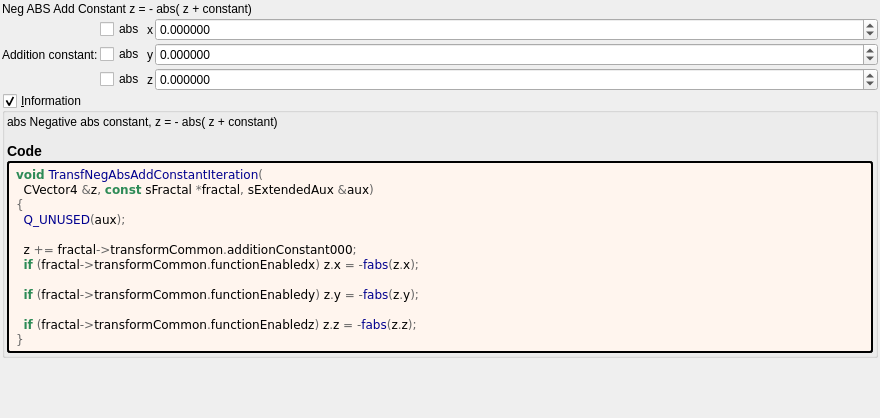
Qt form mandelbulber2/formula/ui/transf_neg_abs_add_constant.ui (irinox-ctrl/mandelbulber2) before a commit.
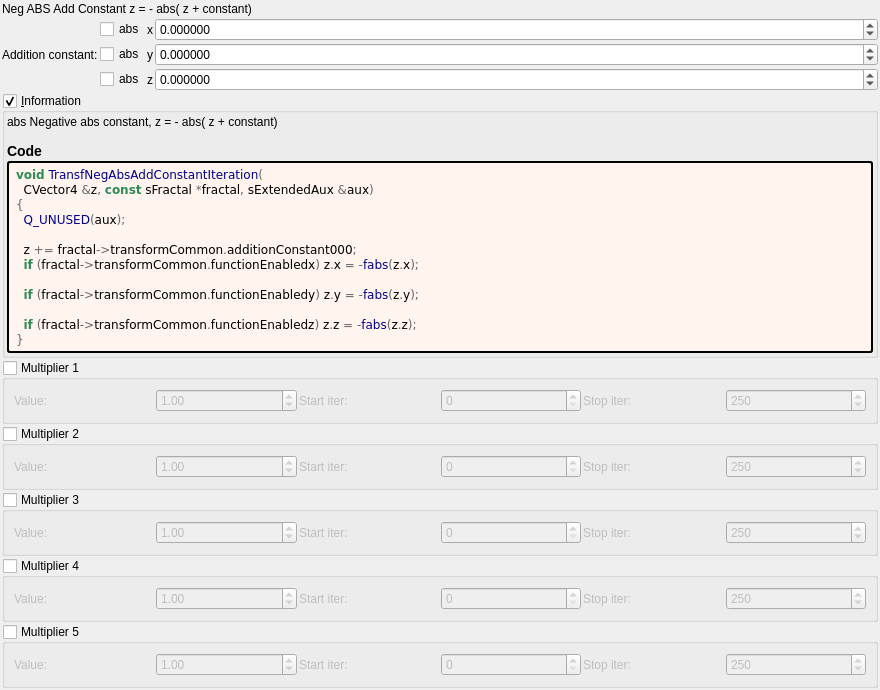
The same form after that commit. Custom widgets are drawn as their Qt base class.

Commit message:
feat: add 5 general-purpose multipliers to all 1007 fractal formulas
Each multiplier has:
- Checkbox (OFF by default)
- Value spinbox (default 1.0, range -100 to 100)
- Iteration start/stop range

Logic: z *= value; DE *= |value|;

Uses existing transformCommon parameters:
- Checkboxes: functionEnabledBx/By/Bz/Bw/CzFalse
- Values: scale4/5/6/8/16
- Ranges: startIterationsB-F/stopIterationsB-F

Modified 1007 .cpp (CPU), 1006 .cl (GPU), 1023 .ui files.
Both source (formula/) and deploy (deploy/share/) copies updated.

What changed in the file:
```diff
--- a/mandelbulber2/formula/ui/transf_neg_abs_add_constant.ui
+++ b/mandelbulber2/formula/ui/transf_neg_abs_add_constant.ui
@@ -248,6 +248,192 @@
      </layout>
     </widget>
    </item>
+   <item>
+    <widget class="MyGroupBox" name="groupCheck_transf_function_enabledBx_false">
+     <property name="title"><string>Multiplier 1</string></property>
+     <property name="checkable"><bool>true</bool></property>
+     <property name="checked"><bool>false</bool></property>
+     <layout class="QGridLayout" name="gridLayout_mult1">
+      <property name="spacing"><number>2</number></property>
+      <item row="0" column="0">
+       <widget class="QLabel"><property name="text"><string>Value:</string></property></widget>
+      </item>
+      <item row="0" column="1">
+       <widget class="MyDoubleSpinBox" name="spinbox_transf_scale_4">
+        <property name="minimum"><double>-100.0</double></property><property name="maximum"><double>100.0</double></property>
+        <property name="singleStep"><double>0.01</double></property><property name="value"><double>1.0</double></property>
+       </widget>
+      </item>
+      <item row="0" column="2">
+       <widget class="QLabel"><property name="text"><string>Start iter:</string></property></widget>
+      </item>
+      <item row="0" column="3">
+       <widget class="MySpinBox" name="spinboxInt_transf_start_iterations_B">
+        <property name="minimum"><number>0</number></property><property name="maximum"><number>10000</number></property>
+        <property name="value"><number>0</number></property>
+       </widget>
+      </item>
+      <item row="0" column="4">
+       <widget class="QLabel"><property name="text"><string>Stop iter:</string></property></widget>
+      </item>
+      <item row="0" column="5">
+       <widget class="MySpinBox" name="spinboxInt_transf_stop_iterations_B">
+        <property name="minimum"><number>0</number></property><property name="maximum"><number>10000</number></property>
+        <property name="value"><number>250</number></property>
+       </widget>
+      </item>
+     </layout>
+    </widget>
+   </item>
+   <item>
+    <widget class="MyGroupBox" name="groupCheck_transf_function_enabledBy_false">
+     <property name="title"><string>Multiplier 2</string></property>
+     <property name="checkable"><bool>true</bool></property>
+     <property name="checked"><bool>false</bool></property>
+     <layout class="QGridLayout" name="gridLayout_mult2">
+      <property name="spacing"><number>2</number></property>
+      <item row="0" column="0">
+       <widget class="QLabel"><property name="text"><string>Value:</string></property></widget>
+      </item>
+      <item row="0" column="1">
+       <widget class="MyDoubleSpinBox" name="spinbox_transf_scale_5">
+        <property name="minimum"><double>-100.0</double></property><property name="maximum"><double>100.0</double></property>
+        <property name="singleStep"><double>0.01</double></property><property name="value"><double>1.0</double></property>
+       </widget>
+      </item>
+      <item row="0" column="2">
+       <widget class="QLabel"><property name="text"><string>Start iter:</string></property></widget>
+      </item>
+      <item row="0" column="3">
+       <widget class="MySpinBox" name="spinboxInt_transf_start_iterations_C">
+        <property name="minimum"><number>0</number></property><property name="maximum"><number>10000</number></property>
+        <property name="value"><number>0</number></property>
+       </widget>
+      </item>
+      <item row="0" column="4">
+       <widget class="QLabel"><property name="text"><string>Stop iter:</string></property></widget>
+      </item>
+      <item row="0" column="5">
+       <widget class="MySpinBox" name="spinboxInt_transf_stop_iterations_C">
+        <property name="minimum"><number>0</number></property><property name="maximum"><number>10000</number></property>
+        <property name="value"><number>250</number></property>
+       </widget>
+      </item>
+     </layout>
+    </widget>
+   </item>
+   <item>
+    <widget class="MyGroupBox" name="groupCheck_transf_function_enabledBz_false">
+     <property name="title"><string>Multiplier 3</string></property>
+     <property name="checkable"><bool>true</bool></property>
+     <property name="checked"><bool>false</bool></property>
+     <layout class="QGridLayout" name="gridLayout_mult3">
+      <property name="spacing"><number>2</number></property>
+      <item row="0" column="0">
+       <widget class="QLabel"><property name="text"><string>Value:</string></property></widget>
+      </item>
+      <item row="0" column="1">
+       <widget class="MyDoubleSpinBox" name="spinbox_transf_scale_6">
+        <property name="minimum"><double>-100.0</double></property><property name="maximum"><double>100.0</double></property>
+        <property name="singleStep"><double>0.01</double></property><property name="value"><double>1.0</double></property>
+       </widget>
+      </item>
+      <item row="0" column="2">
+       <widget class="QLabel"><property name="text"><string>Start iter:</string></property></widget>
+      </item>
+      <item row="0" column="3">
+       <widget class="MySpinBox" name="spinboxInt_transf_start_iterations_D">
+        <property name="minimum"><number>0</number></property><property name="maximum"><number>10000</number></property>
+        <property name="value"><number>0</number></property>
+       </widget>
+      </item>
+      <item row="0" column="4">
+       <widget class="QLabel"><property name="text"><string>Stop iter:</string></property></widget>
+      </item>
+      <item row="0" column="5">
+       <widget class="MySpinBox" name="spinboxInt_transf_stop_iterations_D">
+        <property name="minimum"><number>0</number></property><property name="maximum"><number>10000</number></property>
+        <property name="value"><number>250</number></property>
+       </widget>
+      </item>
+     </layout>
+    </widget>
+   </item>
+   <item>
+    <widget class="MyGroupBox" name="groupCheck_transf_function_enabledBw_false">
+     <property name="title"><string>Multiplier 4</string></property>
+     <property name="checkable"><bool>true</bool></property>
+     <property name="checked"><bool>false</bool></property>
+     <layout class="QGridLayout" name="gridLayout_mult4">
+      <property name="spacing"><number>2</number></property>
+      <item row="0" column="0">
+       <widget class="QLabel"><property name="text"><string>Value:</string></property></widget>
+      </item>
+      <item row="0" column="1">
+       <widget class="MyDoubleSpinBox" name="spinbox_transf_scale_8">
+        <property name="minimum"><double>-100.0</double></property><property name="maximum"><double>100.0</double></property>
+        <property name="singleStep"><double>0.01</double></property><property name="value"><double>1.0</double></property>
+       </widget>
+      </item>
+      <item row="0" column="2">
+       <widget class="QLabel"><property name="text"><string>Start iter:</string></property></widget>
+      </item>
+      <item row="0" column="3">
+       <widget class="MySpinBox" name="spinboxInt_transf_start_iterations_E">
+        <property name="minimum"><number>0</number></property><property name="maximum"><number>10000</number></property>
+        <property name="value"><number>0</number></property>
+       </widget>
+      </item>
+      <item row="0" column="4">
+       <widget class="QLabel"><property name="text"><string>Stop iter:</string></property></widget>
+      </item>
+      <item row="0" column="5">
+       <widget class="MySpinBox" name="spinboxInt_transf_stop_iterations_E">
+        <property name="minimum"><number>0</number></property><property name="maximum"><number>10000</number></property>
+        <property name="value"><number>250</number></property>
+       </widget>
+      </item>
+     </layout>
+    </widget>
+   </item>
+   <item>
+    <widget class="MyGroupBox" name="groupCheck_transf_function_enabledCz_false">
+     <property name="title"><string>Multiplier 5</string></property>
+     <property name="checkable"><bool>true</bool></property>
+     <property name="checked"><bool>false</bool></property>
+     <layout class="QGridLayout" name="gridLayout_mult5">
+      <property name="spacing"><number>2</number></property>
+      <item row="0" column="0">
+       <widget class="QLabel"><property name="text"><string>Value:</string></property></widget>
+      </item>
+      <item row="0" column="1">
+       <widget class="MyDoubleSpinBox" name="spinbox_transf_scale_16">
+        <property name="minimum"><double>-100.0</double></property><property name="maximum"><double>100.0</double></property>
+        <property name="singleStep"><double>0.01</double></property><property name="value"><double>1.0</double></property>
+       </widget>
+      </item>
+      <item row="0" column="2">
+       <widget class="QLabel"><property name="text"><string>Start iter:</string></property></widget>
+      </item>
+      <item row="0" column="3">
+       <widget class="MySpinBox" name="spinboxInt_transf_start_iterations_F">
+        <property name="minimum"><number>0</number></property><property name="maximum"><number>10000</number></property>
+        <property name="value"><number>0</number></property>
+       </widget>
+      </item>
+      <item row="0" column="4">
+       <widget class="QLabel"><property name="text"><string>Stop iter:</string></property></widget>
+      </item>
+      <item row="0" column="5">
+       <widget class="MySpinBox" name="spinboxInt_transf_stop_iterations_F">
+        <property name="minimum"><number>0</number></property><property name="maximum"><number>10000</number></property>
+        <property name="value"><number>250</number></property>
+       </widget>
+      </item>
+     </layout>
+    </widget>
+   </item>
+
    <item>
     <spacer name="verticalSpacer">
      <property name="orientation">
@@ -280,6 +466,11 @@
    <extends>QCheckBox</extends>
    <header>my_check_box.h</header>
   </customwidget>
+   <customwidget>
+   <class>MySpinBox</class>
+   <extends>QSpinBox</extends>
+   <header>my_spin_box.h</header>
+  </customwidget>
  </customwidgets>
  <tabstops>
   <tabstop>checkBox_transf_function_enabledx</tabstop>
```
The commit also changes 3972 other files.
